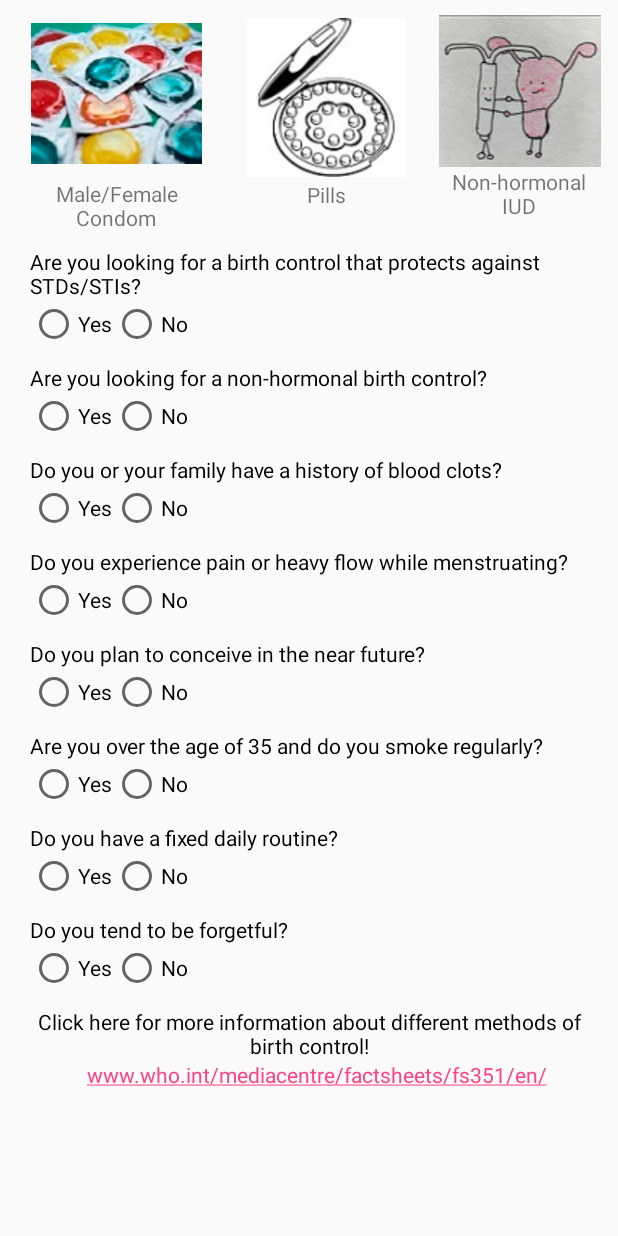
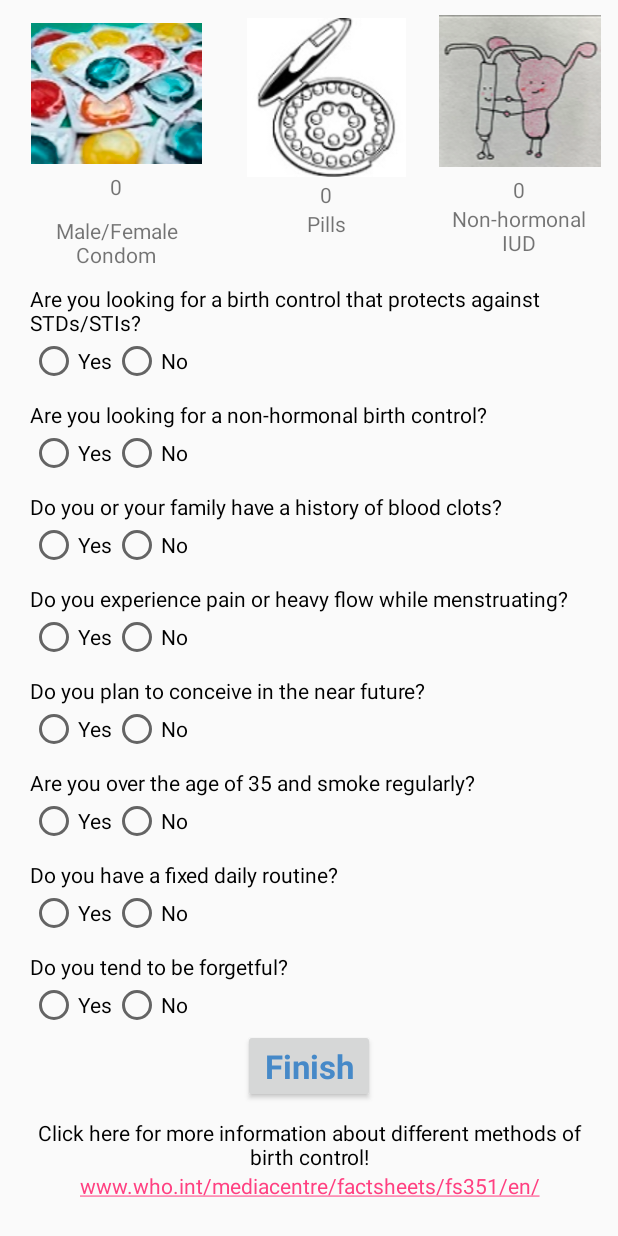
Before and after one commit to NoaBar/BCquiz, an Android app: the screen it shows after launch (MainActivity), on a phone screen of 412 x 824 dp. Run offline under Robolectric (Android 15) with nearby library versions, the phone set to English and light mode, and no system bars.

Commit message:
strings.xml+grades are added

```diff
--- a/app/src/main/res/layout/activity_main.xml
+++ b/app/src/main/res/layout/activity_main.xml
@@ -29,9 +29,16 @@
             <TextView
                 android:layout_width="match_parent"
                 android:layout_height="wrap_content"
+                android:text="@string/condom_grade"
+                android:gravity="center"
+                android:paddingTop="5dp"/>
+
+            <TextView
+                android:layout_width="match_parent"
+                android:layout_height="wrap_content"
                 android:gravity="center"
                 android:paddingTop="10dp"
-                android:text="Male/Female Condom"
+                android:text="@string/m_f_condom"
 
                 />
 
@@ -53,8 +60,15 @@
             <TextView
                 android:layout_width="match_parent"
                 android:layout_height="wrap_content"
+                android:text="@string/pills_grade"
                 android:gravity="center"
-                android:text="Pills" />
+                android:paddingTop="0dp"/>
+
+            <TextView
+                android:layout_width="match_parent"
+                android:layout_height="wrap_content"
+                android:gravity="center"
+                android:text="@string/pills" />
 
         </LinearLayout>
 
@@ -70,14 +84,20 @@
                 android:layout_width="match_parent"
                 android:layout_height="match_parent"
                 android:src="@drawable/iudsmall"
-
                 />
 
             <TextView
                 android:layout_width="match_parent"
                 android:layout_height="wrap_content"
+                android:text="@string/iud_grade"
                 android:gravity="center"
-                android:text="Non-hormonal IUD" />
+                android:paddingTop="5dp"/>
+
+            <TextView
+                android:layout_width="match_parent"
+                android:layout_height="wrap_content"
+                android:gravity="center"
+                android:text="@string/non_hormonal_iud" />
 
         </LinearLayout>
 
@@ -90,7 +110,7 @@
 
         <LinearLayout
             android:layout_width="match_parent"
-            android:layout_height="match_parent"
+            android:layout_height="wrap_content"
             android:orientation="vertical">
 
             <TextView
@@ -99,8 +119,7 @@
                 android:layout_height="wrap_content"
                 android:paddingStart="20dp"
                 android:paddingEnd="20dp"
-                android:text="Are you looking for a birth control that protects
-against STDs/STIs?"
+                android:text="@string/question_1"
                 android:textColor="#000" />
 
             <RadioGroup
@@ -114,17 +133,17 @@ against STDs/STIs?"
                 >
 
                 <RadioButton
-                    android:id="@+id/quest_1_yes"
+                    android:id="@+id/answer_1_yes"
                     android:layout_width="wrap_content"
                     android:layout_height="wrap_content"
-                    android:text="Yes"
+                    android:text="@string/yes_1"
                     android:textAppearance="?android:textAppearanceSmall" />
 
                 <RadioButton
-                    android:id="@+id/quest_1_no"
+                    android:id="@+id/answer_1_no"
                     android:layout_width="wrap_content"
                     android:layout_height="wrap_content"
-                    android:text="No"
+                    android:text="@string/no_1"
                     android:textAppearance="?android:textAppearanceSmall" />
             </RadioGroup>
 
@@ -135,7 +154,7 @@ against STDs/STIs?"
                 android:paddingStart="20dp"
                 android:paddingEnd="20dp"
                 android:paddingTop="10dp"
-                android:text="Are you looking for a non-hormonal birth control?"
+                android:text="@string/question_2"
                 android:textColor="#000" />
 
             <RadioGroup
@@ -147,17 +166,17 @@ against STDs/STIs?"
                 android:orientation="horizontal">
 
                 <RadioButton
-                    android:id="@+id/quest_2_yes"
+                    android:id="@+id/answer_2_yes"
                     android:layout_width="wrap_content"
                     android:layout_height="wrap_content"
-                    android:text="Yes"
+                    android:text="@string/yes_2"
                     android:textAppearance="?android:textAppearanceSmall" />
 
                 <RadioButton
-                    android:id="@+id/quest_2_no"
+                    android:id="@+id/answer_2_no"
                     android:layout_width="wrap_content"
                     android:layout_height="wrap_content"
-                    android:text="No"
+                    android:text="@string/no_2"
                     android:textAppearance="?android:textAppearanceSmall" />
             </RadioGroup>
 
@@ -168,7 +187,7 @@ against STDs/STIs?"
                 android:paddingStart="20dp"
                 android:paddingEnd="20dp"
                 android:paddingTop="10dp"
-                android:text="Do you or your family have a history of blood clots?"
+                android:text="@string/question_3"
                 android:textColor="#000" />
 
             <RadioGroup
@@ -180,17 +199,17 @@ against STDs/STIs?"
                 android:orientation="horizontal">
 
                 <RadioButton
-                    android:id="@+id/quest_3_yes"
+                    android:id="@+id/answer_3_yes"
                     android:layout_width="wrap_content"
                     android:layout_height="wrap_content"
-                    android:text="Yes"
+                    android:text="@string/yes_3"
                     android:textAppearance="?android:textAppearanceSmall" />
 
                 <RadioButton
-                    android:id="@+id/quest_3_no"
+                    android:id="@+id/answer_3_no"
                     android:layout_width="wrap_content"
                     android:layout_height="wrap_content"
-                    android:text="No"
+                    android:text="@string/no_3"
                     android:textAppearance="?android:textAppearanceSmall" />
             </RadioGroup>
 
@@ -201,7 +220,7 @@ against STDs/STIs?"
                 android:paddingStart="20dp"
                 android:paddingEnd="20dp"
                 android:paddingTop="10dp"
-                android:text="Do you experience pain or heavy flow while menstruating?"
+                android:text="@string/question_4"
                 android:textColor="#000" />
 
             <RadioGroup
@@ -213,17 +232,17 @@ against STDs/STIs?"
                 android:orientation="horizontal">
 
                 <RadioButton
-                    android:id="@+id/quest_4_yes"
+                    android:id="@+id/answer_4_yes"
                     android:layout_width="wrap_content"
                     android:layout_height="wrap_content"
-                    android:text="Yes"
+                    android:text="@string/yes_4"
                     android:textAppearance="?android:textAppearanceSmall" />
 
                 <RadioButton
-                    android:id="@+id/quest_4_no"
+                    android:id="@+id/answer_4_no"
                     android:layout_width="wrap_content"
                     android:layout_height="wrap_content"
-                    android:text="No"
+                    android:text="@string/no_4"
                     android:textAppearance="?android:textAppearanceSmall" />
             </RadioGroup>
 
@@ -234,7 +253,7 @@ against STDs/STIs?"
                 android:paddingStart="20dp"
                 android:paddingEnd="20dp"
                 android:paddingTop="10dp"
-                android:text="Do you plan to conceive in the near future?"
+                android:text="@string/question_5"
                 android:textColor="#000" />
 
             <RadioGroup
@@ -246,17 +265,17 @@ against STDs/STIs?"
                 android:paddingEnd="20dp">
 
                 <RadioButton
-                    android:id="@+id/quest_5_yes"
+                    android:id="@+id/answer_5_yes"
                     android:layout_width="wrap_content"
                     android:layout_height="wrap_content"
-                    android:text="Yes"
+                    android:text="@string/yes_5"
                     android:textAppearance="?android:textAppearanceSmall" />
 
                 <RadioButton
-                    android:id="@+id/quest_5_no"
+                    android:id="@+id/answer_5_no"
                     android:layout_width="wrap_content"
                     android:layout_height="wrap_content"
-                    android:text="No"
+                    android:text="@string/no_5"
                     android:textAppearance="?android:textAppearanceSmall" />
             </RadioGroup>
 
@@ -267,7 +286,7 @@ against STDs/STIs?"
                 android:paddingStart="20dp"
                 android:paddingEnd="20dp"
                 android:paddingTop="10dp"
-                android:text="Are you over the age of 35 and do you smoke regularly?"
+                android:text="@string/question_6"
                 android:textColor="#000" />
 
             <RadioGroup
@@ -279,17 +298,17 @@ against STDs/STIs?"
                 android:orientation="horizontal">
 
                 <RadioButton
-                    android:id="@+id/quest_6_yes"
+                    android:id="@+id/answer_6_yes"
                     android:layout_width="wrap_content"
                     android:layout_height="wrap_content"
-                    android:text="Yes"
+                    android:text="@string/yes_6"
                     android:textAppearance="?android:textAppearanceSmall" />
 
                 <RadioButton
-                    android:id="@+id/quest_6_no"
+                    android:id="@+id/answer_6_no"
                     android:layout_width="wrap_content"
                     android:layout_height="wrap_content"
-                    android:text="No"
+                    android:text="@string/no_6"
                     android:textAppearance="?android:textAppearanceSmall" />
             </RadioGroup>
 
@@ -300,7 +319,7 @@ against STDs/STIs?"
                 android:paddingStart="20dp"
                 android:paddingEnd="20dp"
                 android:paddingTop="10dp"
-                android:text="Do you have a fixed daily routine?"
+                android:text="@string/question_7"
                 android:textColor="#000" />
 
             <RadioGroup
@@ -312,17 +331,17 @@ against STDs/STIs?"
                 android:orientation="horizontal">
 
                 <RadioButton
-                    android:id="@+id/quest_7_yes"
+                    android:id="@+id/answer_7_yes"
                     android:layout_width="wrap_content"
                     android:layout_height="wrap_content"
-                    android:text="Yes"
+                    android:text="@string/yes_7"
                     android:textAppearance="?android:textAppearanceSmall" />
 
                 <RadioButton
-                    android:id="@+id/quest_7_no"
+                    android:id="@+id/answer_7_no"
                     android:layout_width="wrap_content"
                     android:layout_height="wrap_content"
-                    android:text="No"
+                    android:text="@string/no_7"
                     android:textAppearance="?android:textAppearanceSmall" />
             </RadioGroup>
 
@@ -333,7 +352,7 @@ against STDs/STIs?"
                 android:paddingStart="20dp"
                 android:paddingEnd="20dp"
                 android:paddingTop="10dp"
-                android:text="Do you tend to be forgetful?"
+                android:text="@string/question_8"
                 android:textColor="#000" />
 
             <RadioGroup
@@ -345,19 +364,28 @@ against STDs/STIs?"
                 android:orientation="horizontal">
 
                 <RadioButton
-                    android:id="@+id/quest_8_yes"
+                    android:id="@+id/answer_8_yes"
                     android:layout_width="wrap_content"
                     android:layout_height="wrap_content"
-                    android:text="Yes"
+                    android:text="@string/yes_8"
                     android:textAppearance="?android:textAppearanceSmall" />
 
                 <RadioButton
-                    android:id="@+id/quest_8_no"
+                    android:id="@+id/answer_8_no"
                     android:layout_width="wrap_content"
                     android:layout_height="wrap_content"
-                    android:text="No"
+                    android:text="@string/no_8"
                     android:textAppearance="?android:textAppearanceSmall" />
             </RadioGroup>
+
+            <Button
+                android:layout_width="wrap_content"
+                android:layout_height="wrap_content"
+                android:text="@string/finish_button"
+                android:textAppearance="?android:textAppearanceLarge"
+                android:textColor="#4689C8"
+                android:layout_gravity="center"
+                android:textStyle="bold"/>
 
             <TextView
                 android:id="@+id/more_info"
@@ -376,7 +404,9 @@ against STDs/STIs?"
             android:id="@+id/link"
             android:layout_width="match_parent"
             android:layout_height="wrap_content"
-            android:paddingLeft="10dp"
+            android:paddingStart="20dp"
+            android:paddingEnd="20dp"
+            android:paddingBottom="20dp"
             android:text="www.who.int/mediacentre/factsheets/fs351/en/"
             android:gravity="center"
             android:autoLink="web"
--- a/app/src/main/res/values/strings.xml
+++ b/app/src/main/res/values/strings.xml
@@ -3,4 +3,35 @@
     <string name="disclaimer_message">This quiz is a programming exercise! \nTo find the best birth control for you please read more online, and most importantly consult with your doctor.</string>
     <string name="disclaimer_title">Disclaimer</string>
     <string name="disclaimer_button">I Agree</string>
+    <string name="m_f_condom">Male/Female Condom</string>
+    <string name="pills">Pills</string>
+    <string name="non_hormonal_iud">Non-hormonal IUD</string>
+    <string name="question_1">Are you looking for a birth control that protects against STDs/STIs?</string>
+    <string name="question_2">Are you looking for a non-hormonal birth control?</string>
+    <string name="question_3">Do you or your family have a history of blood clots?</string>
+    <string name="question_4">Do you experience pain or heavy flow while menstruating?</string>
+    <string name="question_5">Do you plan to conceive in the near future?</string>
+    <string name="question_6">Are you over the age of 35 and smoke regularly?</string>
+    <string name="question_7">Do you have a fixed daily routine?</string>
+    <string name="question_8">Do you tend to be forgetful?</string>
+    <string name="yes_1">Yes</string>
+    <string name="no_1">No</string>
+    <string name="no_2">No</string>
+    <string name="yes_2">Yes</string>
+    <string name="yes_3">Yes</string>
+    <string name="no_3">No</string>
+    <string name="yes_4">Yes</string>
+    <string name="no_4">No</string>
+    <string name="yes_5">Yes</string>
+    <string name="no_5">No</string>
+    <string name="yes_6">Yes</string>
+    <string name="no_6">No</string>
+    <string name="yes_7">Yes</string>
+    <string name="no_7">No</string>
+    <string name="yes_8">Yes</string>
+    <string name="no_8">No</string>
+    <string name="finish_button">Finish</string>
+    <string name="iud_grade">0</string>
+    <string name="pills_grade">0</string>
+    <string name="condom_grade">0</string>
 </resources>
```
